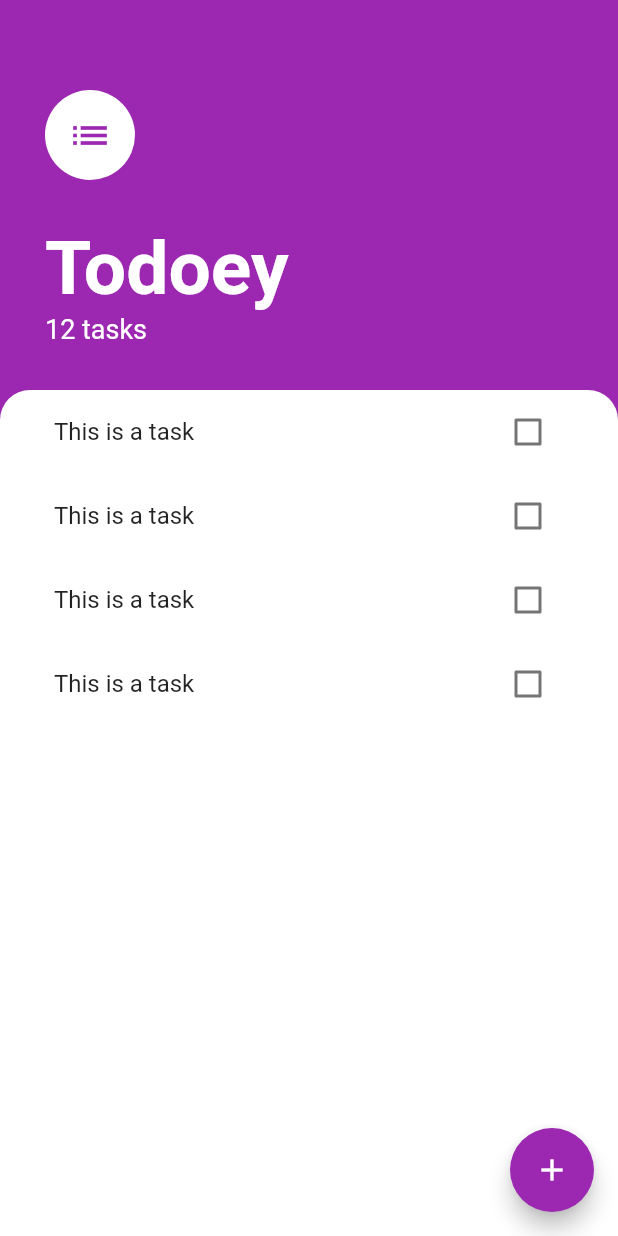
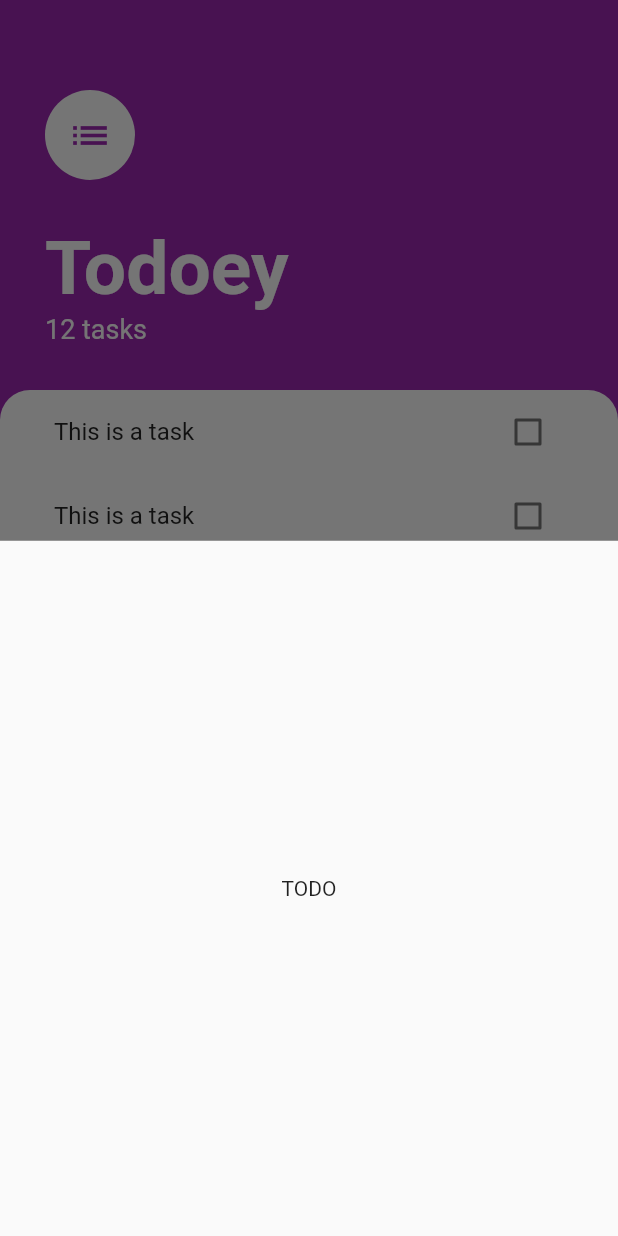
Before and after one commit to freitaspedro/mtodoey_flutter, a Flutter app: the screen it shows after launch, after a tap on the "add" icon, on a phone screen of 412 x 824 dp. Run offline on Flutter 3.47's test engine with Material 2 defaults, Android fonts, the phone set to English and light mode, and no system bars.

```diff
--- /dev/null
+++ b/lib/screens/add_task_screen.dart
@@ -0,0 +1,12 @@
+import 'package:flutter/cupertino.dart';
+
+class AddTaskScreen extends StatelessWidget {
+  const AddTaskScreen({Key? key}) : super(key: key);
+
+  @override
+  Widget build(BuildContext context) {
+    return Container(
+      child: const Center(child: Text('TODO')),
+    );
+  }
+}
--- a/lib/screens/tasks_screen.dart
+++ b/lib/screens/tasks_screen.dart
@@ -1,4 +1,5 @@
 import 'package:flutter/material.dart';
+import 'package:mtodoey_flutter/screens/add_task_screen.dart';
 import 'package:mtodoey_flutter/widgets/tasks_list.dart';
 
 class TasksScreen extends StatelessWidget {
@@ -10,7 +11,9 @@ class TasksScreen extends StatelessWidget {
       backgroundColor: Colors.purple,
       floatingActionButton: FloatingActionButton(
         backgroundColor: Colors.purple,
-        onPressed: () {  },
+        onPressed: () {
+          showModalBottomSheet(context: context, builder: (context) => const AddTaskScreen());
+        },
         child: const Icon(Icons.add),
       ),
       body: Column(
```
